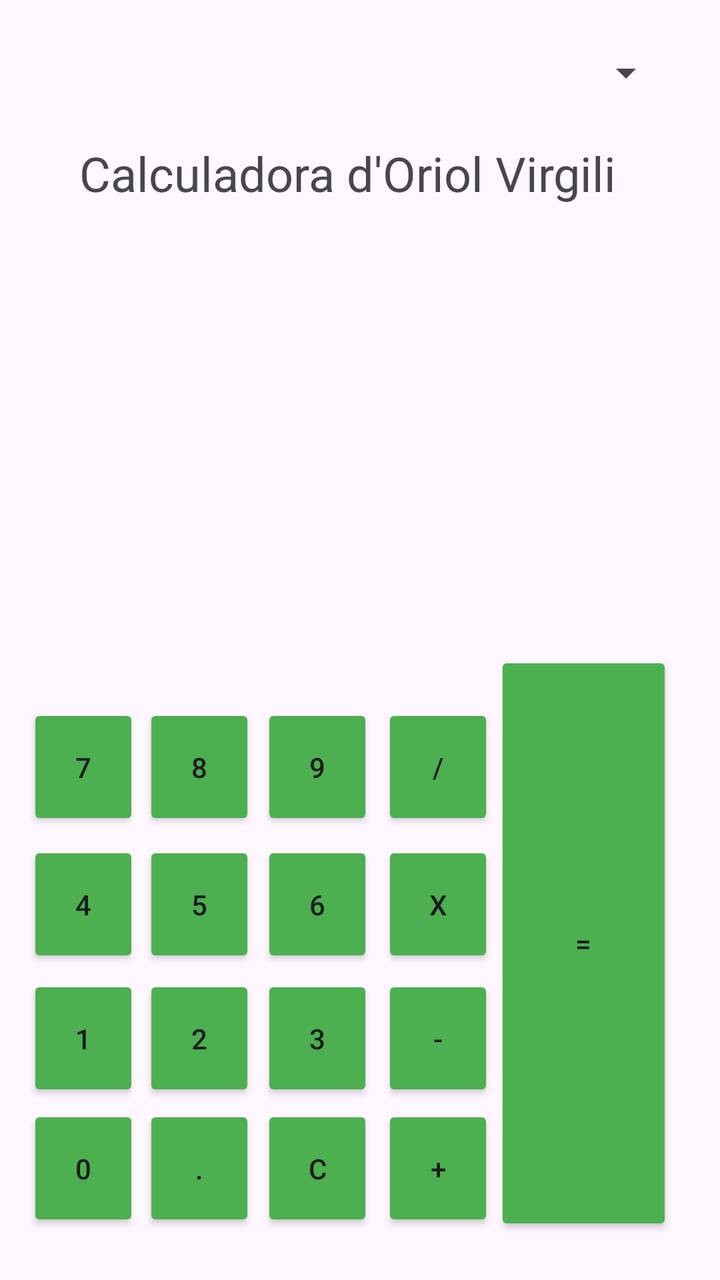
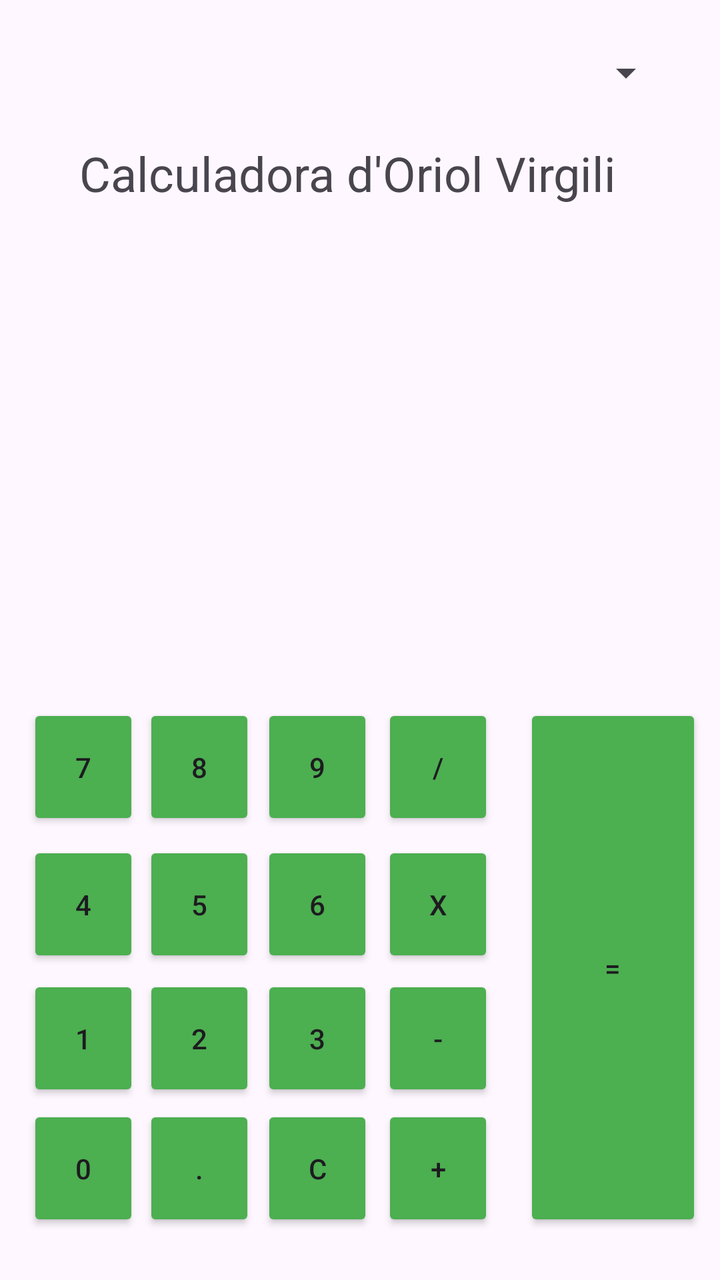

Screens rendered from an Android XML layout before and after an edit, with the pre-edit source and the edit as a unified diff.
<!-- AndroidManifest.xml: application theme Theme.MyApplication -->
<!-- res/layout/activity_main.xml -->
<?xml version="1.0" encoding="utf-8"?>
<androidx.constraintlayout.widget.ConstraintLayout xmlns:android="http://schemas.android.com/apk/res/android"
    xmlns:app="http://schemas.android.com/apk/res-auto"
    xmlns:tools="http://schemas.android.com/tools"
    android:id="@+id/main"
    android:layout_width="match_parent"
    android:layout_height="match_parent"
    tools:context=".MainActivity">

    <Button
        android:id="@+id/button7"
        android:layout_width="56dp"
        android:layout_height="63dp"
        android:backgroundTint="@color/boto"
        android:text="7"
        app:layout_constraintBottom_toBottomOf="parent"
        app:layout_constraintEnd_toEndOf="parent"
        app:layout_constraintHorizontal_bias="0.045"
        app:layout_constraintStart_toStartOf="parent"
        app:layout_constraintTop_toTopOf="parent"
        app:layout_constraintVertical_bias="0.61" />

    <Button
        android:id="@+id/button8"
        android:layout_width="56dp"
        android:layout_height="63dp"
        android:backgroundTint="@color/boto"
        android:text="8"
        app:layout_constraintBottom_toBottomOf="parent"
        app:layout_constraintEnd_toEndOf="parent"
        app:layout_constraintHorizontal_bias="0.236"
        app:layout_constraintStart_toStartOf="parent"
        app:layout_constraintTop_toTopOf="parent"
        app:layout_constraintVertical_bias="0.61" />

    <Button
        android:id="@+id/button2"
        android:layout_width="56dp"
        android:layout_height="63dp"
        android:backgroundTint="@color/boto"
        android:text="2"
        app:layout_constraintBottom_toBottomOf="parent"
        app:layout_constraintEnd_toEndOf="parent"
        app:layout_constraintHorizontal_bias="0.236"
        app:layout_constraintStart_toStartOf="parent"
        app:layout_constraintTop_toTopOf="parent"
        app:layout_constraintVertical_bias="0.845" />

    <Button
        android:id="@+id/button4"
        android:layout_width="56dp"
        android:layout_height="63dp"
        android:backgroundTint="@color/boto"
        android:text="4"
        app:layout_constraintBottom_toBottomOf="parent"
        app:layout_constraintEnd_toEndOf="parent"
        app:layout_constraintHorizontal_bias="0.045"
        app:layout_constraintStart_toStartOf="parent"
        app:layout_constraintTop_toTopOf="parent"
        app:layout_constraintVertical_bias="0.729" />

    <Button
        android:id="@+id/button1"
        android:layout_width="56dp"
        android:layout_height="63dp"
        android:backgroundTint="@color/boto"
        android:text="1"
        app:layout_constraintBottom_toBottomOf="parent"
        app:layout_constraintEnd_toEndOf="parent"
        app:layout_constraintHorizontal_bias="0.045"
        app:layout_constraintStart_toStartOf="parent"
        app:layout_constraintTop_toTopOf="parent"
        app:layout_constraintVertical_bias="0.845" />

    <Button
        android:id="@+id/button0"
        android:layout_width="56dp"
        android:layout_height="63dp"
        android:backgroundTint="@color/boto"
        android:text="0"
        app:layout_constraintBottom_toBottomOf="parent"
        app:layout_constraintEnd_toEndOf="parent"
        app:layout_constraintHorizontal_bias="0.045"
        app:layout_constraintStart_toStartOf="parent"
        app:layout_constraintTop_toTopOf="parent"
        app:layout_constraintVertical_bias="0.958" />

    <Button
        android:id="@+id/buttoncoma"
        android:layout_width="56dp"
        android:layout_height="63dp"
        android:backgroundTint="@color/boto"
        android:text="."
        app:layout_constraintBottom_toBottomOf="parent"
        app:layout_constraintEnd_toEndOf="parent"
        app:layout_constraintHorizontal_bias="0.236"
        app:layout_constraintStart_toStartOf="parent"
        app:layout_constraintTop_toTopOf="parent"
        app:layout_constraintVertical_bias="0.958" />

    <Button
        android:id="@+id/buttondel"
        android:layout_width="56dp"
        android:layout_height="63dp"
        android:backgroundTint="#4CAF50"
        android:text="C"
        app:layout_constraintBottom_toBottomOf="parent"
        app:layout_constraintEnd_toEndOf="parent"
        app:layout_constraintHorizontal_bias="0.43"
        app:layout_constraintStart_toStartOf="parent"
        app:layout_constraintTop_toTopOf="parent"
        app:layout_constraintVertical_bias="0.958" />

    <Button
        android:id="@+id/buttonsum"
        android:layout_width="56dp"
        android:layout_height="63dp"
        android:backgroundTint="@color/boto"
        android:text="+"
        app:layout_constraintBottom_toBottomOf="parent"
        app:layout_constraintEnd_toEndOf="parent"
        app:layout_constraintHorizontal_bias="0.628"
        app:layout_constraintStart_toStartOf="parent"
        app:layout_constraintTop_toTopOf="parent"
        app:layout_constraintVertical_bias="0.958" />

    <Button
        android:id="@+id/buttondiv"
        android:layout_width="56dp"
        android:layout_height="63dp"
        android:backgroundTint="@color/boto"
        android:text="/"
        app:layout_constraintBottom_toBottomOf="parent"
        app:layout_constraintEnd_toEndOf="parent"
        app:layout_constraintHorizontal_bias="0.628"
        app:layout_constraintStart_toStartOf="parent"
        app:layout_constraintTop_toTopOf="parent"
        app:layout_constraintVertical_bias="0.61" />

    <Button
        android:id="@+id/buttonresult"
        android:layout_width="89dp"
        android:layout_height="292dp"
        android:backgroundTint="@color/boto"
        android:text="="
        app:layout_constraintBottom_toBottomOf="parent"
        app:layout_constraintEnd_toEndOf="parent"
        app:layout_constraintHorizontal_bias="0.913"
        app:layout_constraintStart_toStartOf="parent"
        app:layout_constraintTop_toTopOf="parent"
        app:layout_constraintVertical_bias="0.936" />

    <Button
        android:id="@+id/buttonrest"
        android:layout_width="56dp"
        android:layout_height="63dp"
        android:backgroundTint="@color/boto"
        android:text="-"
        app:layout_constraintBottom_toBottomOf="parent"
        app:layout_constraintEnd_toEndOf="parent"
        app:layout_constraintHorizontal_bias="0.628"
        app:layout_constraintStart_toStartOf="parent"
        app:layout_constraintTop_toTopOf="parent"
        app:layout_constraintVertical_bias="0.845" />

    <Button
        android:id="@+id/buttonmult"
        android:layout_width="56dp"
        android:layout_height="63dp"
        android:backgroundTint="@color/boto"
        android:text="x"
        app:layout_constraintBottom_toBottomOf="parent"
        app:layout_constraintEnd_toEndOf="parent"
        app:layout_constraintHorizontal_bias="0.628"
        app:layout_constraintStart_toStartOf="parent"
        app:layout_constraintTop_toTopOf="parent"
        app:layout_constraintVertical_bias="0.729" />

    <Button
        android:id="@+id/button6"
        android:layout_width="56dp"
        android:layout_height="63dp"
        android:backgroundTint="@color/boto"
        android:text="6"
        app:layout_constraintBottom_toBottomOf="parent"
        app:layout_constraintEnd_toEndOf="parent"
        app:layout_constraintHorizontal_bias="0.43"
        app:layout_constraintStart_toStartOf="parent"
        app:layout_constraintTop_toTopOf="parent"
        app:layout_constraintVertical_bias="0.729" />

    <Button
        android:id="@+id/button5"
        android:layout_width="56dp"
        android:layout_height="63dp"
        android:backgroundTint="@color/boto"
        android:text="5"
        app:layout_constraintBottom_toBottomOf="parent"
        app:layout_constraintEnd_toEndOf="parent"
        app:layout_constraintHorizontal_bias="0.236"
        app:layout_constraintStart_toStartOf="parent"
        app:layout_constraintTop_toTopOf="parent"
        app:layout_constraintVertical_bias="0.729" />

    <Button
        android:id="@+id/button3"
        android:layout_width="56dp"
        android:layout_height="63dp"
        android:backgroundTint="@color/boto"
        android:text="3"
        app:layout_constraintBottom_toBottomOf="parent"
        app:layout_constraintEnd_toEndOf="parent"
        app:layout_constraintHorizontal_bias="0.43"
        app:layout_constraintStart_toStartOf="parent"
        app:layout_constraintTop_toTopOf="parent"
        app:layout_constraintVertical_bias="0.845" />

    <Button
        android:id="@+id/button9"
        android:layout_width="56dp"
        android:layout_height="63dp"
        android:backgroundTint="@color/boto"
        android:text="9"
        app:layout_constraintBottom_toBottomOf="parent"
        app:layout_constraintEnd_toEndOf="parent"
        app:layout_constraintHorizontal_bias="0.43"
        app:layout_constraintStart_toStartOf="parent"
        app:layout_constraintTop_toTopOf="parent"
        app:layout_constraintVertical_bias="0.61" />

    <TextView
        android:id="@+id/textView"
        android:layout_width="wrap_content"
        android:layout_height="wrap_content"
        app:layout_constraintBottom_toTopOf="@+id/button9"
        app:layout_constraintEnd_toEndOf="parent"
        app:layout_constraintStart_toStartOf="parent"
        app:layout_constraintTop_toTopOf="parent"
        app:layout_constraintVertical_bias="0.786" />

    <TextView
        android:id="@+id/textView2"
        android:layout_width="281dp"
        android:layout_height="33dp"
        android:text="@string/inici"
        android:textSize="24sp"
        app:layout_constraintBottom_toTopOf="@+id/textView"
        app:layout_constraintEnd_toEndOf="parent"
        app:layout_constraintStart_toStartOf="parent"
        app:layout_constraintTop_toTopOf="parent"
        app:layout_constraintVertical_bias="0.307" />

    <Spinner
        android:id="@+id/spinnerIdiomes"
        android:layout_width="133dp"
        android:layout_height="35dp"
        app:layout_constraintBottom_toTopOf="@+id/textView2"
        app:layout_constraintEnd_toEndOf="parent"
        app:layout_constraintHorizontal_bias="0.899"
        app:layout_constraintStart_toStartOf="parent"
        app:layout_constraintTop_toTopOf="parent"
        app:layout_constraintVertical_bias="0.537" />

</androidx.constraintlayout.widget.ConstraintLayout>
<!-- resources referenced by this layout -->
<resources>
  <color name="boto">#4CAF50</color>
  <string name="inici">Calculadora d\'Oriol Virgili</string>
  <style name="Theme.MyApplication" parent="Base.Theme.MyApplication" />
  <style name="Base.Theme.MyApplication" parent="Theme.Material3.DayNight.NoActionBar">
          
          
      </style>
</resources>

<!-- the commit's change to res/layout/activity_main.xml (unified diff, before → after) -->
@@ -140,15 +140,14 @@
     <Button
         android:id="@+id/buttonresult"
         android:layout_width="89dp"
-        android:layout_height="292dp"
+        android:layout_height="0dp"
         android:backgroundTint="@color/boto"
         android:text="="
-        app:layout_constraintBottom_toBottomOf="parent"
-        app:layout_constraintEnd_toEndOf="parent"
-        app:layout_constraintHorizontal_bias="0.913"
-        app:layout_constraintStart_toStartOf="parent"
-        app:layout_constraintTop_toTopOf="parent"
-        app:layout_constraintVertical_bias="0.936" />
+        app:layout_constraintBottom_toBottomOf="@+id/buttonsum"
+        app:layout_constraintEnd_toEndOf="parent"
+        app:layout_constraintHorizontal_bias="0.627"
+        app:layout_constraintStart_toEndOf="@+id/buttonmult"
+        app:layout_constraintTop_toTopOf="@+id/buttondiv" />
 
     <Button
         android:id="@+id/buttonrest"
